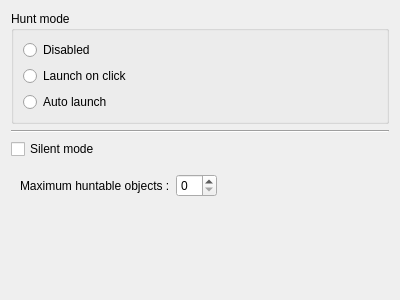
dguihal/quteqoin, file ui/settingsmanager/qqhuntsettings.ui: the form before one commit.
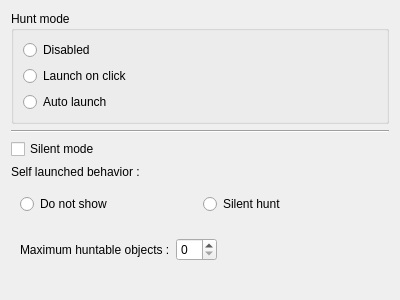
The form after the commit.

```diff
--- a/ui/settingsmanager/qqhuntsettings.ui
+++ b/ui/settingsmanager/qqhuntsettings.ui
@@ -58,6 +58,33 @@
      </property>
     </widget>
    </item>
+   <item>
+    <widget class="QLabel" name="label_2">
+     <property name="text">
+      <string>Self launched behavior :</string>
+     </property>
+    </widget>
+   </item>
+   <item>
+    <widget class="QWidget" name="widget_2" native="true">
+     <layout class="QHBoxLayout" name="horizontalLayout_2">
+      <item>
+       <widget class="QRadioButton" name="slHuntHiddenRB">
+        <property name="text">
+         <string>Do not show</string>
+        </property>
+       </widget>
+      </item>
+      <item>
+       <widget class="QRadioButton" name="slHuntSilentRB">
+        <property name="text">
+         <string>Silent hunt</string>
+        </property>
+       </widget>
+      </item>
+     </layout>
+    </widget>
+   </item>
    <item>
     <widget class="QWidget" name="widget" native="true">
      <layout class="QHBoxLayout" name="horizontalLayout">
```
